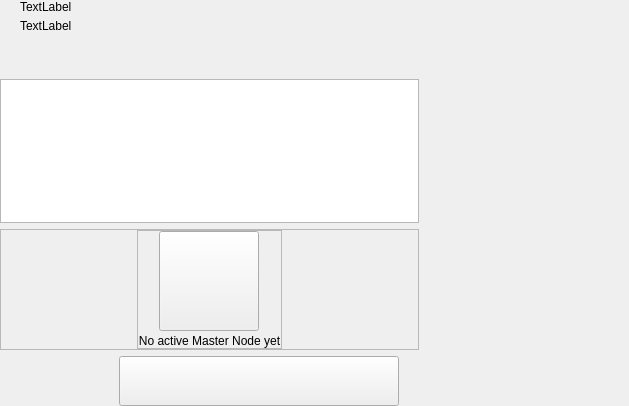
Above: src/qt/pivx/forms/masternodeswidget.ui from RapidsOfficial/Rapids before the change. Below: the same form after it.
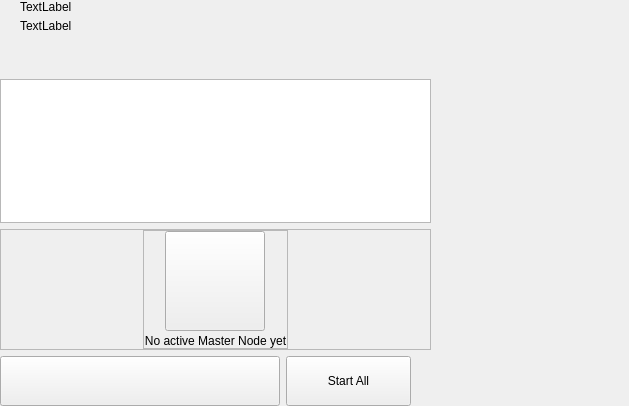
That is the form after the change. Custom widgets are drawn as their Qt base class.

Commit message: [GUI] Masternodes start all flow implemented.

Patch:
```diff
--- a/src/qt/pivx/forms/masternodeswidget.ui
+++ b/src/qt/pivx/forms/masternodeswidget.ui
@@ -282,6 +282,19 @@
             </property>
            </widget>
           </item>
+          <item>
+           <widget class="QPushButton" name="pushButtonStartAll">
+            <property name="minimumSize">
+             <size>
+              <width>125</width>
+              <height>50</height>
+             </size>
+            </property>
+            <property name="text">
+             <string>Start All</string>
+            </property>
+           </widget>
+          </item>
          </layout>
         </item>
        </layout>
```
The commit also changes 2 other files.
